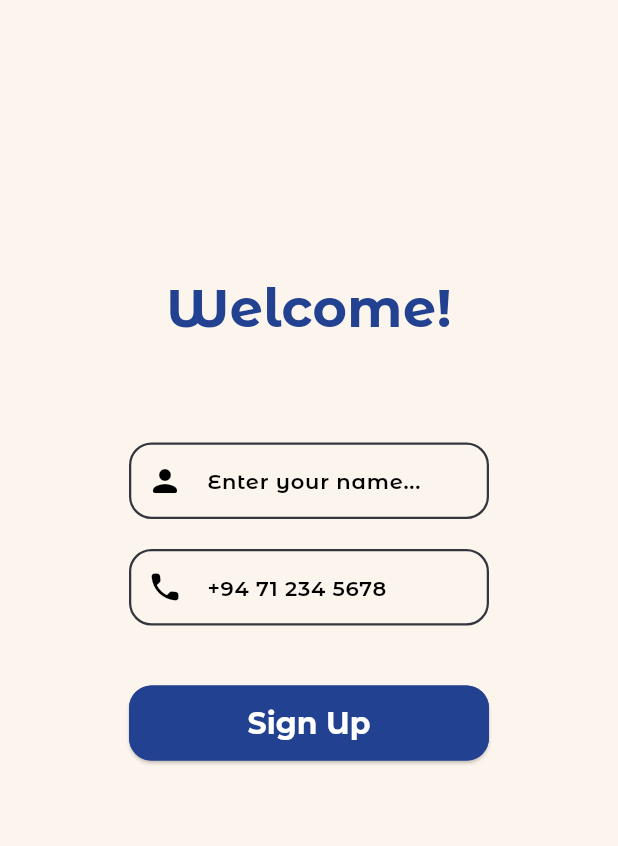
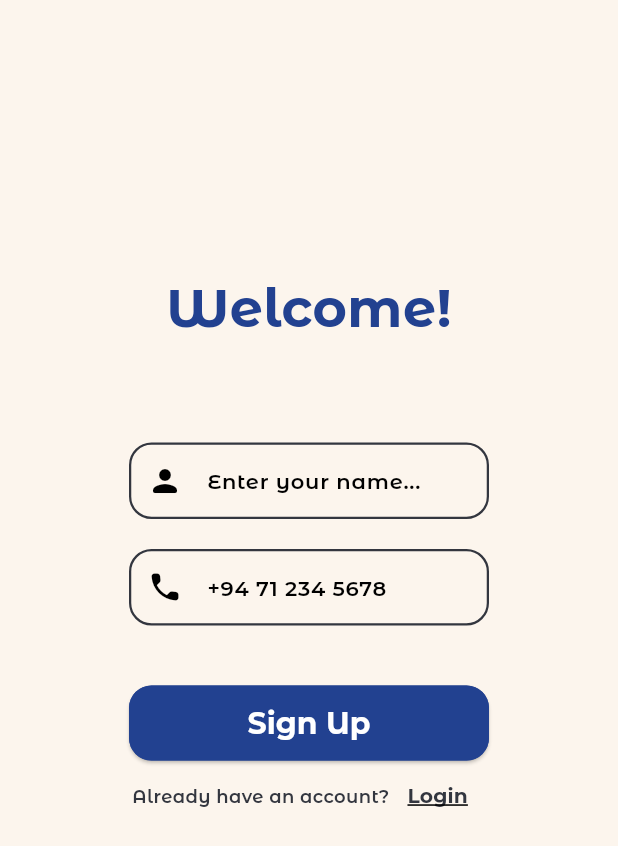
Before and after one commit to salma-shah/cis6035-cnn-driver-drowsiness-detection-mobile-app, a Flutter app: the SignUpPage screen opened by its route, on a phone screen of 412 x 824 dp. Shown: the top 846 px of the screen. Run offline on Flutter 3.47's test engine with Material 3 defaults, Android fonts, the phone set to English and light mode, and no system bars; our stand-ins replace audioplayers, bloc, camera, cloud_firestore, cloud_functions, firebase_auth and 10 more; missing offline and left inert: kwon_mediapipe_landmarker, tflite_flutter; accounts and stored records are empty; project files that could hold a hidden picture were left out.

Commit message:
Added 'redirect to login' line below sign up btn

```diff
--- a/lib/auth/pages/sign_up.dart
+++ b/lib/auth/pages/sign_up.dart
@@ -251,117 +251,26 @@ Widget _buildBody(BuildContext context) {
             }
           },
         ),
+          Row(
+      mainAxisAlignment: MainAxisAlignment.values[2],
+      children: [
+        Text("Already have an account?"
+        , style: TextStyle(fontSize: 12, color: AppColours.lightText),),
+        TextButton(onPressed: (){
+          context.pushNamed(RouteConstants.login);
+        }, child: Text('Login',
+        style: TextStyle(fontSize: 13.5,
+        color: AppColours.lightText,
+        fontWeight: FontWeight.w700,
+        decoration: TextDecoration.underline,
+        decorationThickness: 1.5),))
+      ],
+    ),
 
         // ...
       ],
     ),
   );
 }
-  // Widget _buildBody(BuildContext context) {
-  //   return Column(
-  //     children: [
-  //       CustomAuthTextField(
-  //         controller: nameController,
-  //         hintText: 'Enter your name...',
-  //         prefixIcon: Icons.person_rounded,
-  //         autovalidateMode: AutovalidateMode.disabled,
-  //           validator: (value) {
-  //         if (value == null || value.toString().trim().isEmpty) {
-  //           return 'Please enter your name';
-  //         }
-  //         return null;
-  //       },
-  //       ),
-  //       SizedBox(height: 20),
-  //      CustomAuthTextField(
-  // controller: phoneController,
-  // hintText: '+94 71 234 5678',
-  // prefixIcon: Icons.phone_rounded,
-  // autovalidateMode: AutovalidateMode.disabled,
-  // validator: (value) {
-  //   if (value == null ||
-  //       value.trim().isEmpty) {
-  //     return 'Please enter the phone number';
-  //   }
-
-  //   final phone =
-  //       value.trim().replaceAll(' ', '');
-
-  //   final sriLankanPhoneRegex =
-  //       RegExp(r'^(?:\+94|0)7\d{8}$');
-
-  //   if (!sriLankanPhoneRegex.hasMatch(phone)) {
-  //     return 'Enter a valid Sri Lankan phone number';
-  //   }
-
-  //   return null;
-  // },
-  //       ),
-  //       SizedBox(height: 20),
-  //       if (otpSent)
-  //         CustomAuthTextField(
-  //           controller: otpController,
-  //           hintText: 'Enter 6-digit OTP...',
-  //           prefixIcon: Icons.verified_user_rounded,
-  //           autovalidateMode: AutovalidateMode.disabled,
-  //           validator: (value) {
-  //          if (value == null || value.toString().trim().isEmpty) {
-  //           return 'Please enter the OTP';
-  //         }
-  //         return null;
-  //       },
-  //         ),
-  //       SizedBox(height: 20),
-  //       CustomGeneralButton(
-  //         text: otpSent ? 'Verify OTP' : 'Sign Up',
-  //         onPressed: () {
-  //         //  if (isLoading) return;
-  //           if (!otpSent) {
-  //             context.read<AuthBloc>().add(
-  //                   OtpSentEvent(
-  //                     phoneNumber: phoneController.text.trim(),
-  //                     isSignUp: true
-  //                   ),
-  //                 );
-  //           } else {
-  //             context.read<AuthBloc>().add(
-  //                   OtpVerifiedEvent(
-  //                     verificationId: verificationId,
-  //                     otp: otpController.text.trim(),
-  //                     name: nameController.text
-  //                   ),
-  //                 );
-  //             log('verificationId: $verificationId, otp: ${otpController.text}');
-  //           }
-  //         },
-  //       ),
-  //       Row(
-  //         mainAxisAlignment: MainAxisAlignment.values[2],
-  //         children: [
-  //           Text(
-  //             "Have an account?",
-  //             style: TextStyle(fontSize: 14, color: AppColours.lightText),
-  //           ),
-  //           TextButton(
-  //             onPressed: () {
-  //               context.pushNamed(RouteConstants.login);
-  //             },
-  //             child: Text(
-  //               'Login',
-  //               style: TextStyle(
-  //                 fontSize: 14.5,
-  //                 color: AppColours.lightText,
-  //                 fontWeight: FontWeight.w700,
-  //                 decoration: TextDecoration.underline,
-  //                 decorationThickness: 1.5,
-  //               ),
-  //             ),
-  //           ),
-  //         ],
-  //       ),
-  //     ],
-  //   );
-  // }
-
 
 }
--- a/pubspec.yaml
+++ b/pubspec.yaml
@@ -16,7 +16,7 @@ publish_to: 'none' # Remove this line if you wish to publish to pub.dev
 # https://developer.apple.com/library/archive/documentation/General/Reference/InfoPlistKeyReference/Articles/CoreFoundationKeys.html
 # In Windows, build-name is used as the major, minor, and patch parts
 # of the product and file versions while build-number is used as the build suffix.
-version: 1.10.0
+version: 1.10.1
 
 environment:
   sdk: ^3.11.5
```
